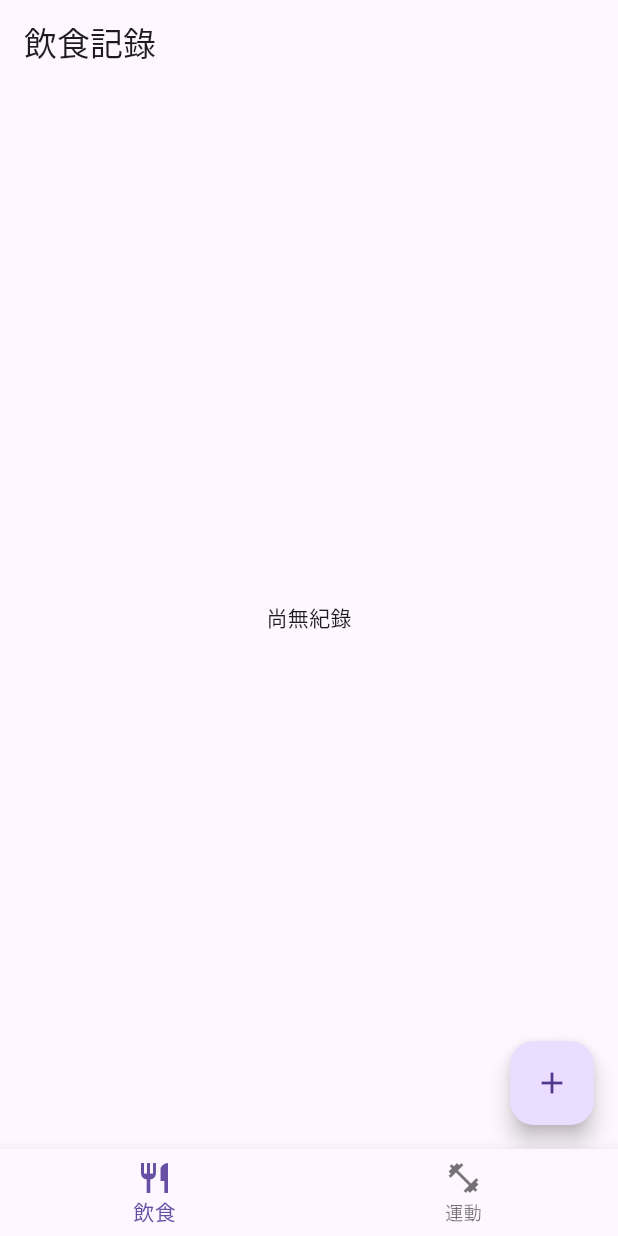
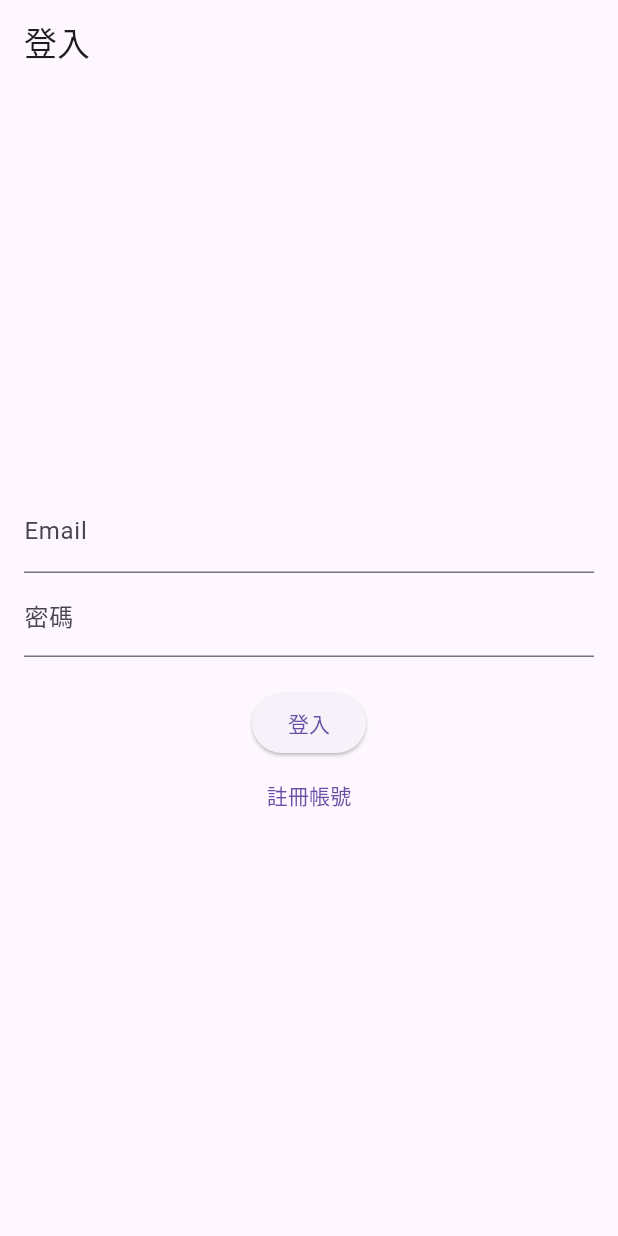
Before and after one commit to lohchanhin/fitness, a Flutter app: the screen it shows after launch, on a phone screen of 412 x 824 dp. Run offline on Flutter 3.47's test engine with Material 3 defaults, Android fonts, the phone set to English and light mode, and no system bars; our stand-ins replace cloud_firestore, firebase_auth, firebase_core; accounts and stored records are empty.

Commit message:
feat: add auth screens and start-up check

```diff
--- a/lib/main.dart
+++ b/lib/main.dart
@@ -2,7 +2,10 @@ import 'package:flutter/material.dart';
 
 import 'package:firebase_core/firebase_core.dart';
 
+import 'package:firebase_auth/firebase_auth.dart';
+
 import 'screens/student/student_home.dart';
+import 'screens/login_screen.dart';
 
 Future<void> main() async {
   WidgetsFlutterBinding.ensureInitialized();
@@ -16,11 +19,11 @@ class FitnessApp extends StatelessWidget {
 
   @override
   Widget build(BuildContext context) {
+    final user = FirebaseAuth.instance.currentUser;
     return MaterialApp(
       title: 'Fitness Insight',
       theme: ThemeData(primarySwatch: Colors.blue),
-      home: const StudentHomeScreen(),
-
+      home: user != null ? const StudentHomeScreen() : const LoginScreen(),
     );
   }
 }
--- /dev/null
+++ b/lib/screens/login_screen.dart
@@ -0,0 +1,75 @@
+import 'package:flutter/material.dart';
+import 'package:firebase_auth/firebase_auth.dart';
+
+import '../services/auth_service.dart';
+import 'student/student_home.dart';
+import 'register_screen.dart';
+
+class LoginScreen extends StatefulWidget {
+  const LoginScreen({Key? key}) : super(key: key);
+
+  @override
+  State<LoginScreen> createState() => _LoginScreenState();
+}
+
+class _LoginScreenState extends State<LoginScreen> {
+  final TextEditingController _emailController = TextEditingController();
+  final TextEditingController _passwordController = TextEditingController();
+  final AuthService _authService = AuthService();
+
+  Future<void> _login() async {
+    try {
+      await _authService.login(
+        _emailController.text,
+        _passwordController.text,
+      );
+      if (!mounted) return;
+      Navigator.pushReplacement(
+        context,
+        MaterialPageRoute(builder: (_) => const StudentHomeScreen()),
+      );
+    } on FirebaseAuthException catch (e) {
+      ScaffoldMessenger.of(context).showSnackBar(
+        SnackBar(content: Text(e.message ?? '登入失敗')),
+      );
+    }
+  }
+
+  @override
+  Widget build(BuildContext context) {
+    return Scaffold(
+      appBar: AppBar(title: const Text('登入')),
+      body: Padding(
+        padding: const EdgeInsets.all(16),
+        child: Column(
+          mainAxisAlignment: MainAxisAlignment.center,
+          children: [
+            TextField(
+              controller: _emailController,
+              decoration: const InputDecoration(labelText: 'Email'),
+            ),
+            TextField(
+              controller: _passwordController,
+              decoration: const InputDecoration(labelText: '密碼'),
+              obscureText: true,
+            ),
+            const SizedBox(height: 20),
+            ElevatedButton(
+              onPressed: _login,
+              child: const Text('登入'),
+            ),
+            TextButton(
+              onPressed: () {
+                Navigator.push(
+                  context,
+                  MaterialPageRoute(builder: (_) => const RegisterScreen()),
+                );
+              },
+              child: const Text('註冊帳號'),
+            ),
+          ],
+        ),
+      ),
+    );
+  }
+}
--- a/lib/services/auth_service.dart
+++ b/lib/services/auth_service.dart
@@ -11,6 +11,13 @@ class AuthService {
     );
   }
 
+  Future<UserCredential> register(String email, String password) async {
+    return await _auth.createUserWithEmailAndPassword(
+      email: email,
+      password: password,
+    );
+  }
+
   Future<void> logout() async {
     await _auth.signOut();
 
```
Also changed, not shown: lib/screens/register_screen.dart (added, +65 -0 lines).
